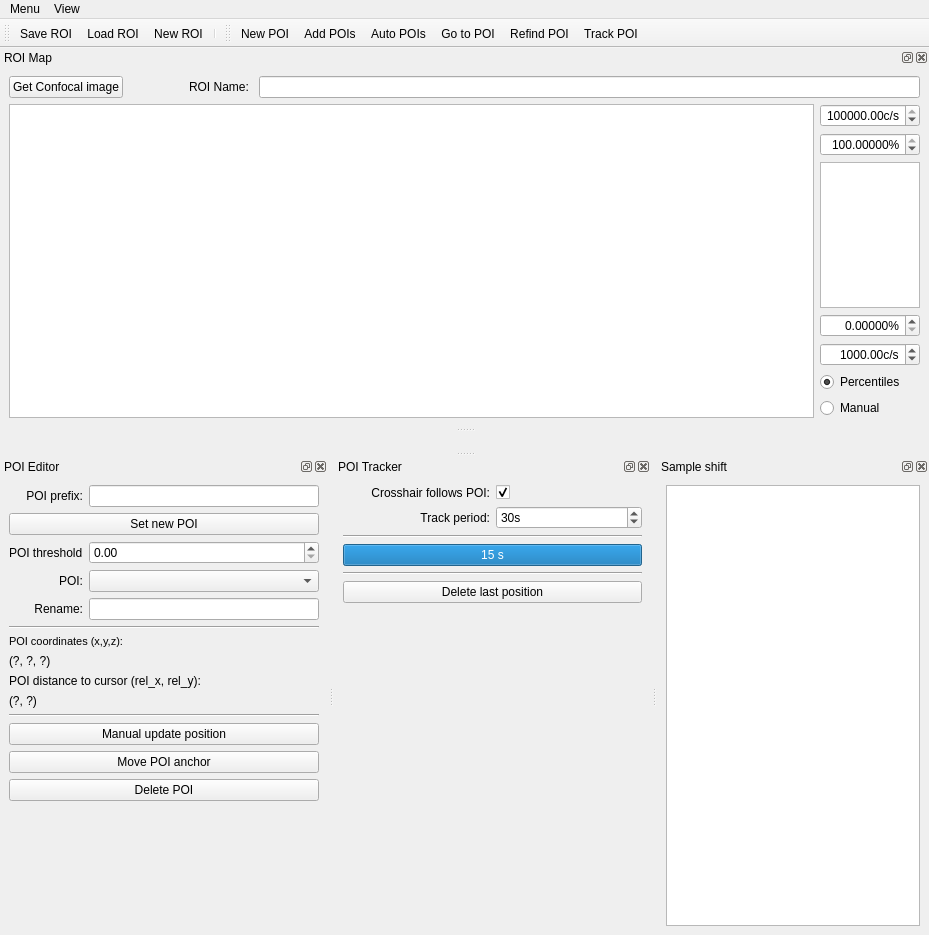
Above: gui/poimanager/ui_poimangui.ui from Ulm-IQO/qudi before the change. Below: the same form after it.
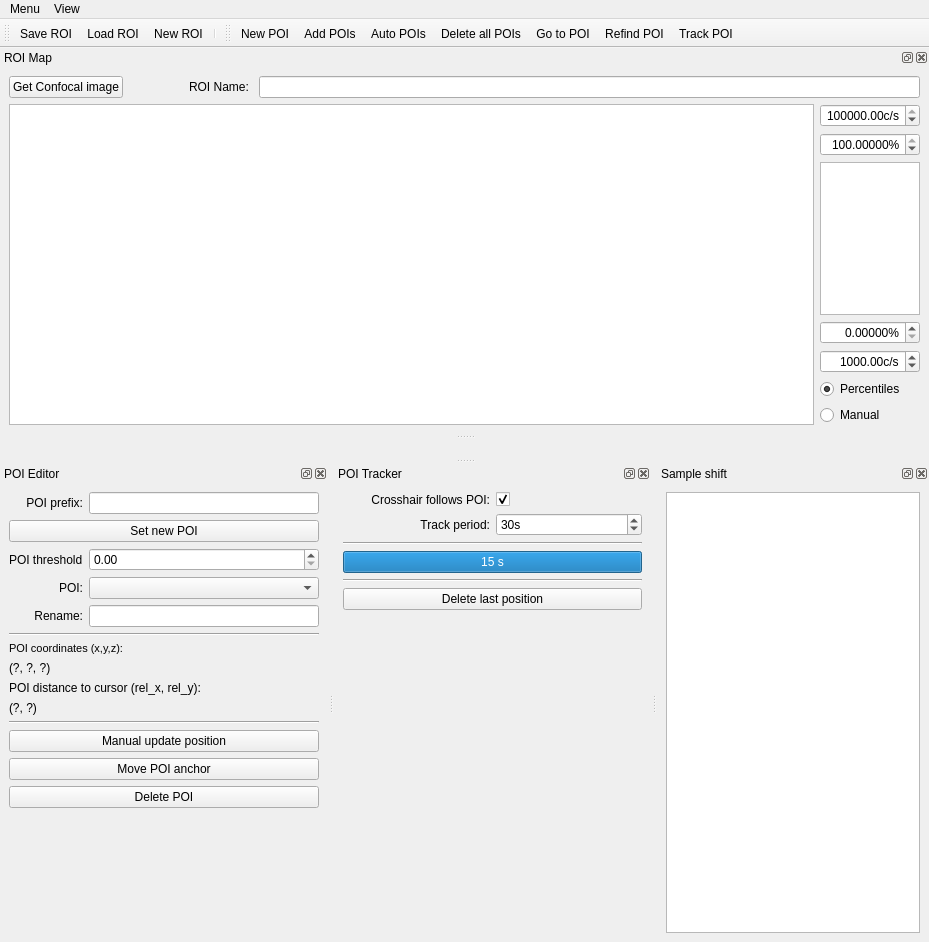
That is the form after the change. Icons and pictures are not drawn. Custom widgets are drawn as their Qt base class.

Commit message: Since the auto pois can fetch many pois very fast, a quick deletion is necessary. A button for deletion of all pois is added in poi gui.

What changed in the file:
```diff
--- a/gui/poimanager/ui_poimangui.ui
+++ b/gui/poimanager/ui_poimangui.ui
@@ -7,7 +7,7 @@
     <x>0</x>
     <y>0</y>
     <width>929</width>
-    <height>935</height>
+    <height>942</height>
    </rect>
   </property>
   <property name="windowTitle">
@@ -714,6 +714,7 @@
    <addaction name="new_poi_Action"/>
    <addaction name="poi_selector_Action"/>
    <addaction name="auto_pois_Action"/>
+   <addaction name="poi_deleteall_Action"/>
    <addaction name="goto_poi_Action"/>
    <addaction name="refind_poi_Action"/>
    <addaction name="track_poi_Action"/>
@@ -967,6 +968,18 @@
     <string>&lt;html&gt;&lt;head/&gt;&lt;body&gt;&lt;p&gt;Automatically catch some bright spots as POIs&lt;/p&gt;&lt;/body&gt;&lt;/html&gt;</string>
    </property>
   </action>
+  <action name="poi_deleteall_Action">
+   <property name="icon">
+    <iconset>
+     <normaloff>../../artwork/icons/qudiTheme/22x22/poi-delete-all.png</normaloff>../../artwork/icons/qudiTheme/22x22/poi-delete-all.png</iconset>
+   </property>
+   <property name="text">
+    <string>Delete all POIs</string>
+   </property>
+   <property name="toolTip">
+    <string>&lt;html&gt;&lt;head/&gt;&lt;body&gt;&lt;p&gt;Click on this button, all POIs will be deleted&lt;/p&gt;&lt;/body&gt;&lt;/html&gt;</string>
+   </property>
+  </action>
  </widget>
  <customwidgets>
   <customwidget>
```
The commit also changes 2 other files.
